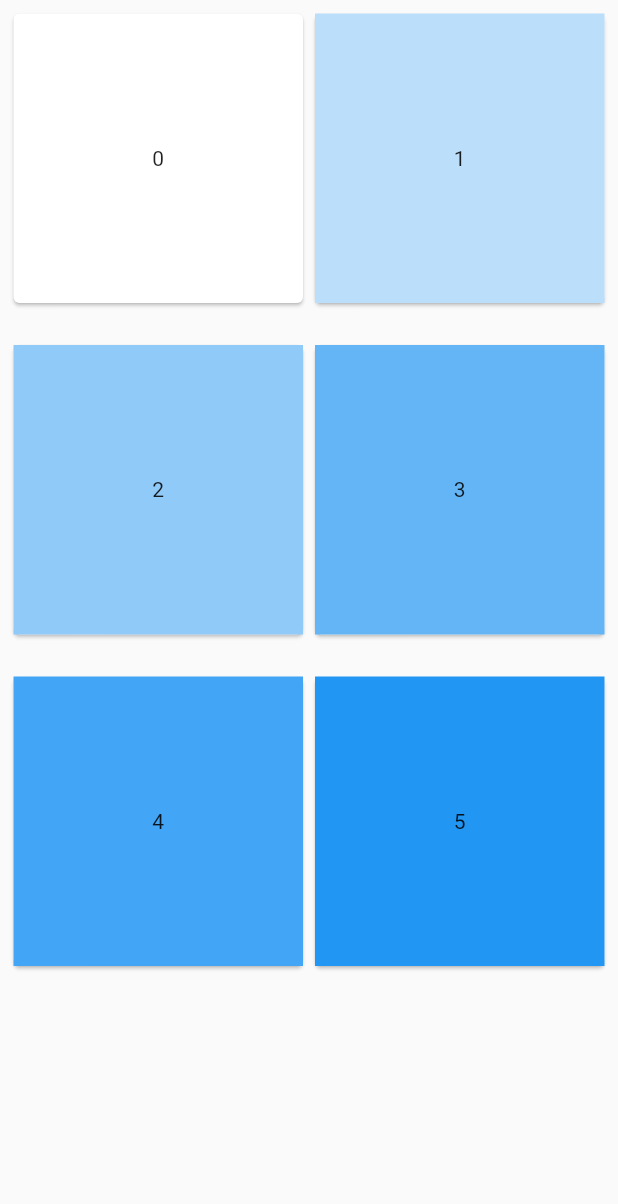
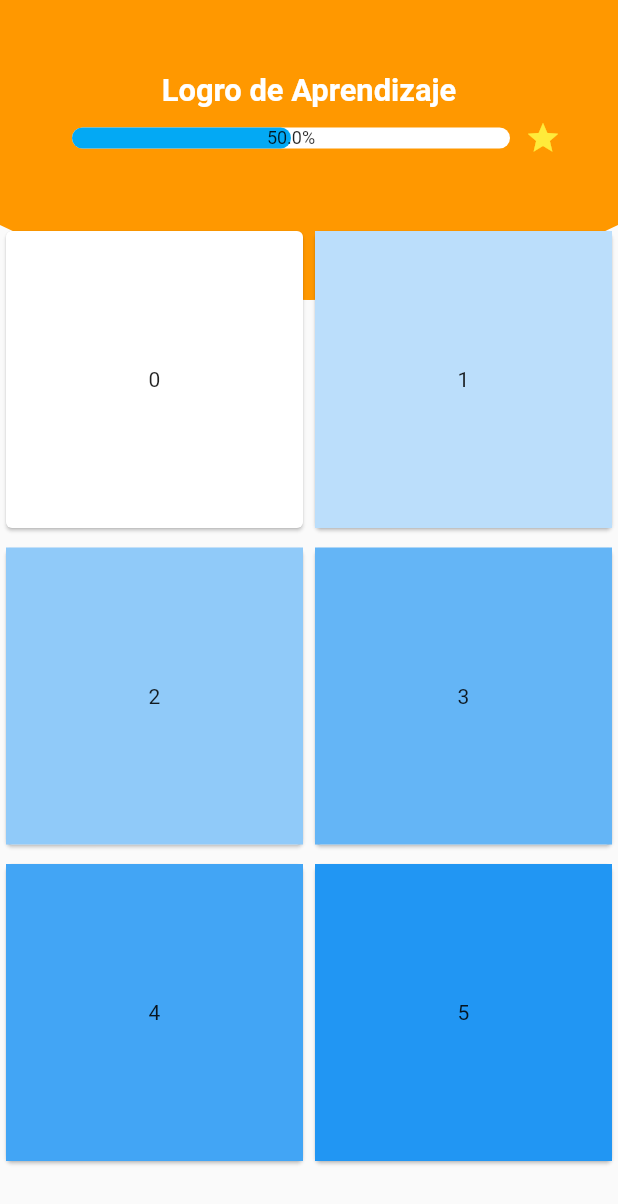
Before and after one commit to hostelix/lenguaje_de_senas_app, a Flutter app: the MainPage screen opened directly, on a phone screen of 412 x 824 dp. Shown: the top 1204 px of the screen. Run offline on Flutter 3.47's test engine with Material 2 defaults, Android fonts, the phone set to English and light mode, and no system bars; drawn by our look-alikes of percent_indicator; our stand-ins replace image_picker, rflutter_alert, sqflite; accounts and stored records are empty; Roboto replaces fonts that are missing (Nunito).

Commit message:
se agrego progres y circular en la principal

```diff
--- a/lib/main_page.dart
+++ b/lib/main_page.dart
@@ -1,4 +1,5 @@
 import 'package:flutter/material.dart';
+import 'package:percent_indicator/linear_percent_indicator.dart';
 
 class MainPage extends StatefulWidget {
   @override
@@ -14,17 +15,70 @@ class _MainPageState extends State<MainPage> {
 
 
     return Scaffold(
-      body: isPortrait == Orientation.portrait ? gridviewVertical() : gridviewHorizontal(),
+      body: Stack(
+        children: <Widget>[
+          ClipPath(
+            clipper: ArcClipper(50.0),
+            child: Container(
+              color: Colors.orange,
+              height: 200.0,
+              padding: EdgeInsets.only(bottom: 40),
+              child: Column(
+                mainAxisAlignment: MainAxisAlignment.center,
+                children: <Widget>[
+                  Row(
+                    mainAxisAlignment: MainAxisAlignment.center,
+                    children: <Widget>[
+                       Text(
+                          'Logro de Aprendizaje',
+                          style: TextStyle(
+                            fontSize: MediaQuery.of(context).size.width / 20,
+                            fontWeight: FontWeight.bold,
+                            color: Colors.white,
+
+                          )
+                        ),
+                    ],
+                  ),
+                  Row(
+                    mainAxisAlignment: MainAxisAlignment.center,
+                    children: <Widget>[
+                      Padding(
+                        padding: EdgeInsets.all(8.0),
+                        child: new LinearPercentIndicator(
+                          width: MediaQuery.of(context).size.width - 100,
+                          lineHeight: 14.0,
+                          percent: 0.5,
+                          center: Text(
+                            "50.0%",
+                            style: new TextStyle(fontSize: 12.0),
+                          ),
+                          trailing: Icon(Icons.grade, color: Colors.yellow,),
+                          linearStrokeCap: LinearStrokeCap.roundAll,
+                          backgroundColor: Colors.white,
+                          progressColor: Colors.lightBlue,
+                        ),
+                      ),
+                    ],
+                  )
+                ],
+              ),
+            ),
+          ),
+          isPortrait == Orientation.portrait ? gridviewVertical() : gridviewHorizontal(),
+        ],
+      ),
     );
+
   }
 
   gridviewVertical(){
     return Padding(
-      padding: EdgeInsets.all(5.0),
+      padding: EdgeInsets.only(top: 150.0),
       child: GridView.count(
         crossAxisCount: 2,
         childAspectRatio: 1.0,
-        mainAxisSpacing: 20.0,
+        mainAxisSpacing: 5.0,
         children: List.generate(6, (index){
           return Card(
             child: Container(
@@ -40,11 +94,11 @@ class _MainPageState extends State<MainPage> {
 
   gridviewHorizontal(){
     return Padding(
-      padding: EdgeInsets.all(5.0),
+      padding: EdgeInsets.only(top:150.0),
       child: GridView.count(
-        crossAxisCount: 4,
+        crossAxisCount: 3,
         childAspectRatio: 1.0,
-        mainAxisSpacing: 4.0,
+        mainAxisSpacing: 10.0,
         children: List.generate(6, (index){
           return Card(
             child: Container(
@@ -57,8 +111,30 @@ class _MainPageState extends State<MainPage> {
       )
     );
   }
+}
 
+class ArcClipper extends CustomClipper<Path> {
+  ArcClipper(this.height);
 
+  ///The height of the arc
+  final double height;
 
+  @override
+  Path getClip(Size size) => _getBottomPath(size);
 
+  Path _getBottomPath(Size size) {
+    return Path()
+      ..lineTo(0.0, size.height - height)
+      //Adds a quadratic bezier segment that curves from the current point
+      //to the given point (x2,y2), using the control point (x1,y1).
+      ..quadraticBezierTo(
+          size.width / 4, size.height, size.width / 2, size.height)
+      ..quadraticBezierTo(
+          size.width * 3 / 4, size.height, size.width, size.height - height)
+      ..lineTo(size.width, 0.0)
+      ..close();
+  }
+
+  @override
+  bool shouldReclip(ArcClipper oldClipper) => height != oldClipper.height;
 }
--- a/pubspec.yaml
+++ b/pubspec.yaml
@@ -27,6 +27,7 @@ dependencies:
   path_provider: ^0.4.1
   rflutter_alert: ^1.0.3
   image_picker: ^0.4.4
+  percent_indicator: "^2.1.1"
 
 dev_dependencies:
   flutter_test:
```
Also changed, not shown: lib/users_page.dart (+45 -36 lines), pubspec.lock.
